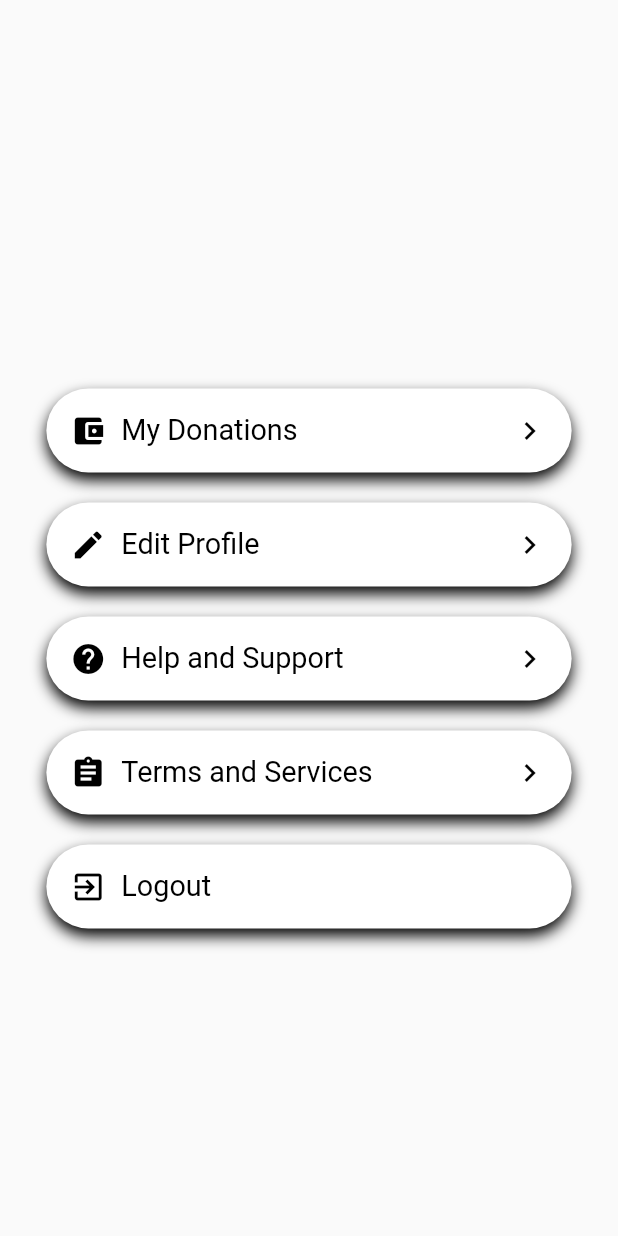
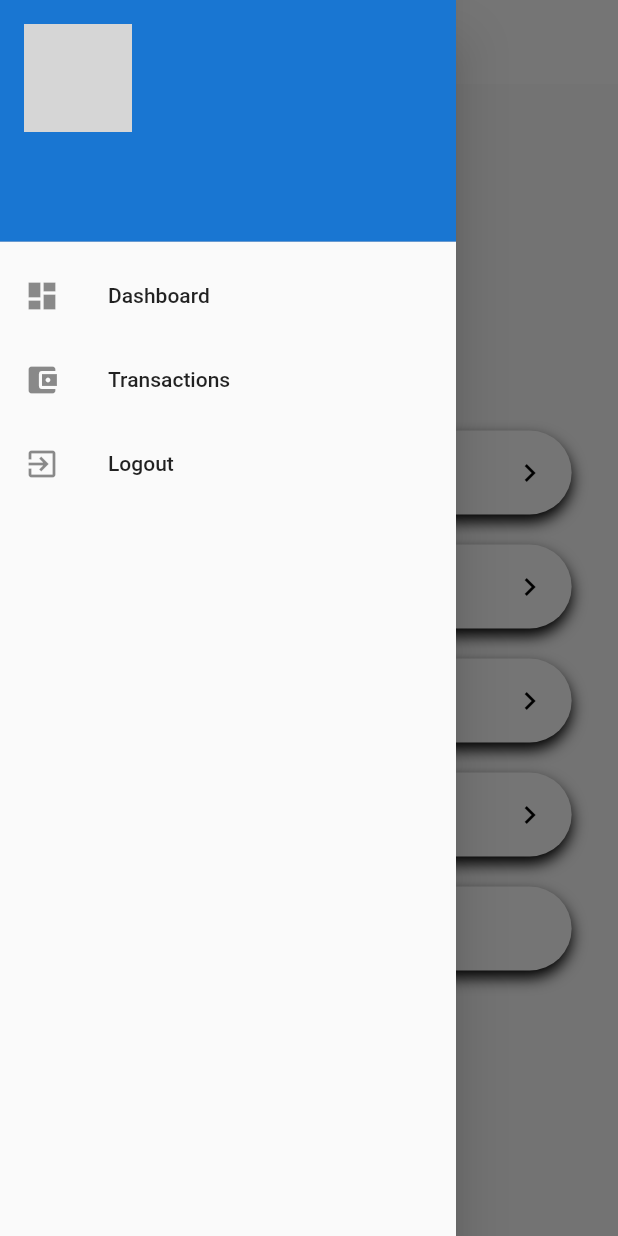
Before and after one commit to sagar-uprety/Sahayogi_Haath_Donation_App, a Flutter app: the Profile screen opened by its route, with the side drawer open (before the commit the screen has no drawer), on a phone screen of 412 x 824 dp. Run offline on Flutter 3.47's test engine with Material 2 defaults, Android fonts, the phone set to English and light mode, and no system bars; our stand-ins replace cloud_firestore, firebase_auth, firebase_storage, flutter_svg, google_fonts, image_picker; missing offline and left inert: date_range_picker, esewa_pnp; accounts and stored records are empty; network calls fail; grey boxes are pictures that could not be loaded.

Commit message:
AppBar and SideDrawer

```diff
--- /dev/null
+++ b/lib/components/AppBars/appBar.dart
@@ -0,0 +1,59 @@
+import 'package:flutter/cupertino.dart';
+import 'package:flutter/material.dart';
+import 'package:sahayogihaath/routes.dart';
+
+class GlobalAppBar extends StatelessWidget implements PreferredSizeWidget {
+  GlobalAppBar({
+    this.bottom,
+  }) : preferredSize = Size.fromHeight(56 + (bottom?.preferredSize?.height ?? 0.0));
+  final TabBar bottom;
+  final Size preferredSize;
+  @override
+  Widget build(BuildContext context) {
+    return AppBar(
+      backgroundColor: Theme.of(context).backgroundColor,
+      elevation: 0.0,
+      leading: BackButton(color: Colors.black),
+      bottom: bottom,
+    );
+  }
+}
+
+class DashboardAppBar extends StatelessWidget implements PreferredSizeWidget{
+  DashboardAppBar({this.bottom}) : preferredSize = Size.fromHeight(56 + (bottom?.preferredSize?.height ?? 0.0));
+  final Size preferredSize;
+  final bottom;
+
+  @override
+  Widget build(BuildContext context) {
+    return AppBar(
+      elevation: 0,
+      backgroundColor: Theme.of(context).backgroundColor,
+      leading: Builder(
+        builder: (BuildContext context) {
+          return IconButton(
+            icon: const Icon(
+              Icons.short_text,
+              size: 30,
+              color: Colors.black,
+            ),
+            onPressed: () {
+              Scaffold.of(context).openDrawer();
+            },
+            tooltip: MaterialLocalizations.of(context).openAppDrawerTooltip,
+          );
+        },
+      ),
+      actions: <Widget>[
+        IconButton(
+            icon: Icon(
+              Icons.person,
+              color: Colors.black,
+            ),
+            onPressed: () {
+              Navigator.pushNamed(context, Routes.profile);
+            }),
+      ],
+    );
+  }
+}
--- /dev/null
+++ b/lib/components/AppBars/drawer.dart
@@ -0,0 +1,83 @@
+import 'package:flutter/cupertino.dart';
+import 'package:flutter/material.dart';
+import 'package:provider/provider.dart';
+
+import '../../provider/auth_provider.dart';
+import '../../provider/user_provider.dart';
+import '../../routes.dart';
+import '../../theme/text_styles.dart';
+import '../../theme/theme.dart';
+
+class SideDrawer extends StatelessWidget {
+  @override
+  Widget build(BuildContext context) {
+    final user = Provider.of<UserProvider>(context);
+    return Drawer(
+      child: ListView(
+        children: [
+          UserAccountsDrawerHeader(
+            decoration: BoxDecoration(color: Colors.blue.shade700),
+            accountName: Text(
+              user.name,
+              style: TextStyles.title.copyWith(color: Colors.white),
+            ),
+            accountEmail: Text(
+              user.email,
+              style: TextStyles.bodySm
+                  .copyWith(color: Colors.white, letterSpacing: 0.5),
+            ),
+            currentAccountPicture: Center(
+              child: CircleAvatar(
+                  backgroundImage: NetworkImage(user.profileImage),
+                  radius: AppTheme.fullWidth(context) * .10),
+            ),
+          ),
+          Tile(
+            icon: Icons.dashboard,
+            title: 'Dashboard',
+            onTap: () {
+              Navigator.pushNamed(context, Routes.dashboard);
+            },
+          ),
+          if (user.isOrganization)
+            Tile(
+              icon: Icons.person,
+              title: 'Profile',
+              onTap: () {
+                Navigator.pushNamed(context, Routes.org_info);
+              },
+            ),
+          Tile(
+            icon: Icons.account_balance_wallet,
+            title: 'Transactions',
+            onTap: () {
+              print('Transactions');
+            },
+          ),
+          Tile(
+            icon: Icons.exit_to_app,
+            title: 'Logout',
+            onTap: () {
+              Provider.of<AuthProvider>(context, listen: false).signOut();
+            },
+          ),
+        ],
+      ),
+    );
+  }
+}
+
+class Tile extends StatelessWidget {
+  Tile({@required this.icon, @required this.title, @required this.onTap});
+  final IconData icon;
+  final String title;
+  final Function onTap;
+  @override
+  Widget build(BuildContext context) {
+    return ListTile(
+      leading: Icon(icon),
+      title: Text(title),
+      onTap: onTap,
+    );
+  }
+}
--- a/lib/screens/activities_screen/activity_info.dart
+++ b/lib/screens/activities_screen/activity_info.dart
@@ -41,10 +41,11 @@ class _ActivityInfoState extends State<ActivityInfo> {
         child: Stack(
           children: <Widget>[
             Container(
+              width: double.infinity,
               height: AppTheme.fullHeight(context) * 0.42,
               child: Image.network(
                 passedActivity.image,
-                fit: BoxFit.fill,
+                fit: BoxFit.cover,
               ),
             ),
             DraggableScrollableSheet(
--- a/lib/screens/dashboard/header.dart
+++ b/lib/screens/dashboard/header.dart
@@ -48,7 +48,6 @@ class _HeaderState extends State<Header> {
                   BorderRadius.all(Radius.circular(AppTheme.fullWidth(context) * 0.10)),
             ),
             child: CircleAvatar(
-                backgroundColor: Colors.blue,
                 backgroundImage: NetworkImage(user.profileImage),
                 radius: AppTheme.fullWidth(context) * .10),
           ),
--- a/lib/screens/donate_screen/donate_main.dart
+++ b/lib/screens/donate_screen/donate_main.dart
@@ -1,9 +1,9 @@
 import 'package:flutter/material.dart';
-import 'package:sahayogihaath/components/RoundedButton.dart';
 import 'package:esewa_pnp/esewa.dart';
 import 'package:firebase_auth/firebase_auth.dart';
 import 'package:esewa_pnp/esewa_pnp.dart';
 import '../../routes.dart';
+import '../../components/AppBars/appBar.dart';
 
 class DonateScreen extends StatefulWidget {
   @override
@@ -38,9 +38,7 @@ class _DonateScreenState extends State<DonateScreen> {
       ),
       home: Scaffold(
         key: _scaffoldKey,
-        appBar: AppBar(
-          title: Text("ESewa PNP"),
-        ),
+        appBar: GlobalAppBar(),
         body: Container(
           padding: EdgeInsets.all(20),
           child: Column(
--- a/lib/screens/donationDetail.dart
+++ b/lib/screens/donationDetail.dart
@@ -2,7 +2,7 @@
 import 'package:flutter/material.dart';
 import '../constants/transaction_const.dart';
 import '../theme/extention.dart';
-import '../theme/text_styles.dart';
+
 class DonationDetail extends StatelessWidget {
   String orgName;
   double amount;
--- a/lib/screens/profile/user_profile.dart
+++ b/lib/screens/profile/user_profile.dart
@@ -2,6 +2,8 @@ import 'package:flutter/cupertino.dart';
 import 'package:flutter/material.dart';
 import 'package:provider/provider.dart';
 
+import '../../components/AppBars/appBar.dart';
+import '../../components/AppBars/drawer.dart';
 import '../../components/RoundedButton.dart';
 
 import '../../provider/auth_provider.dart';
@@ -14,22 +16,23 @@ import '../../theme/extention.dart';
 import '../../routes.dart';
 
 class Profile extends StatelessWidget {
-
   @override
   Widget build(BuildContext context) {
     final user = Provider.of<UserProvider>(context);
     final _auth = Provider.of<AuthProvider>(context);
     return Scaffold(
+      drawer: SideDrawer(),
+      appBar: GlobalAppBar(),
       body: Center(
         child: SingleChildScrollView(
           child: Column(
             mainAxisAlignment: MainAxisAlignment.spaceBetween,
             children: [
-              Column(
-                mainAxisAlignment: MainAxisAlignment.center,
-                children: [
+              Column(mainAxisAlignment: MainAxisAlignment.center, children: [
                 Text(user.name, style: TextStyles.h1Style),
-                SizedBox(height: 15,),
+                SizedBox(
+                  height: 15,
+                ),
                 Header(),
               ]),
               Column(children: [
@@ -48,12 +51,12 @@ class Profile extends StatelessWidget {
                   icon: Icons.edit,
                 ),
                 NavigatingButton(
-                    text: 'Help and Support',
-                    onPress: () {
-                      print('Help and Suppoort');
-                      Navigator.pushNamed(context, Routes.org_info);
-                    },
-                    icon: Icons.help),
+                  text: 'Help and Support',
+                  onPress: () {
+                    print('Help and Suppoort');
+                  },
+                  icon: Icons.help,
+                ),
                 NavigatingButton(
                     text: 'Terms and Services',
                     onPress: () {
@@ -62,7 +65,7 @@ class Profile extends StatelessWidget {
                     icon: Icons.assignment),
                 NavigatingButton(
                   text: 'Logout',
-                  onPress: ()async {
+                  onPress: () async {
                     await _auth.signOut();
                   },
                   icon: Icons.exit_to_app,
```
Also changed, not shown: lib/screens/activities_screen/acitivity_list.dart (+2 -28 lines), lib/screens/activities_screen/edit_activity.dart (+2 -27 lines), lib/screens/dashboard/dashboard.dart (+6 -30 lines), lib/screens/donate_main.dart (+3 -10 lines), lib/screens/organization/exploreorg.dart (+4 -4 lines), lib/screens/organization/org_info.dart (+6 -5 lines).
